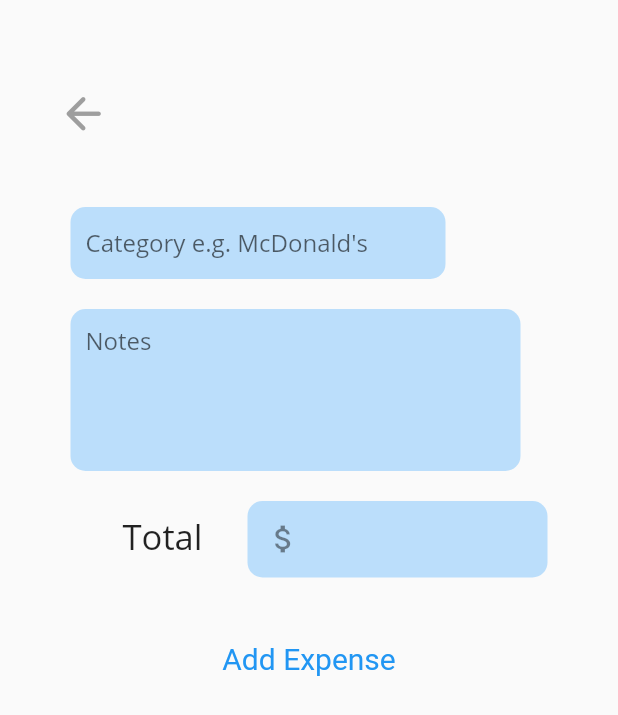
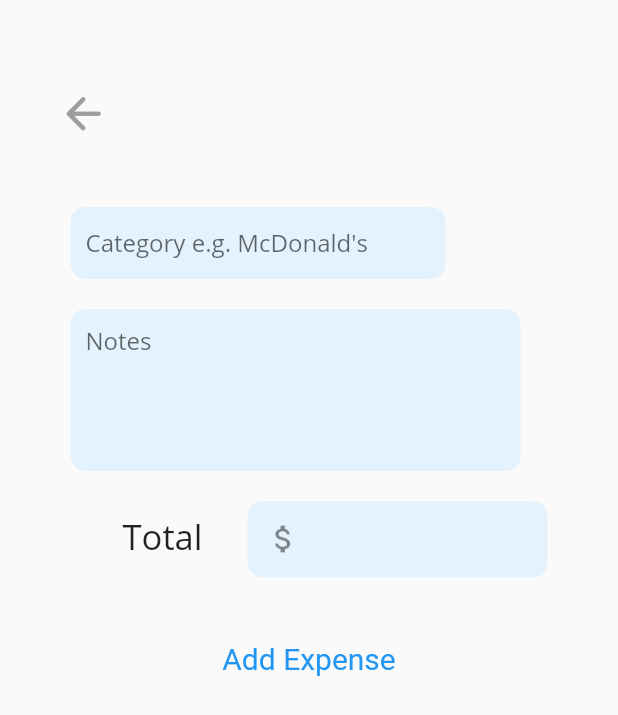
Before and after one commit to yennhio/budgeti, a Flutter app: the AddPage screen opened directly, on a phone screen of 412 x 824 dp. Shown: the top 715 px of the screen. Run offline on Flutter 3.47's test engine with Material 2 defaults, Android fonts, the phone set to English and light mode, and no system bars.

Commit message:
adjusted blue

```diff
--- a/lib/add.dart
+++ b/lib/add.dart
@@ -46,7 +46,7 @@ class _AddPageState extends State<AddPage> {
               decoration: InputDecoration(
                   contentPadding: EdgeInsets.all(10),
                   filled: true,
-                  fillColor: Colors.blue.shade100,
+                  fillColor: Colors.blue.shade50,
                   border: OutlineInputBorder(
                       borderRadius: BorderRadius.circular(10),
                       borderSide: BorderSide.none
@@ -66,7 +66,7 @@ class _AddPageState extends State<AddPage> {
               decoration: InputDecoration(
                   contentPadding: EdgeInsets.all(10),
                   filled: true,
-                  fillColor: Colors.blue.shade100,
+                  fillColor: Colors.blue.shade50,
                   border: OutlineInputBorder(
                       borderRadius: BorderRadius.circular(10),
                       borderSide: BorderSide.none
@@ -96,7 +96,7 @@ class _AddPageState extends State<AddPage> {
                       prefixIcon: Icon(Icons.attach_money),
                       contentPadding: EdgeInsets.all(10),
                       filled: true,
-                      fillColor: Colors.blue.shade100,
+                      fillColor: Colors.blue.shade50,
                       border: OutlineInputBorder(
                           borderRadius: BorderRadius.circular(10),
                           borderSide: BorderSide.none
```
